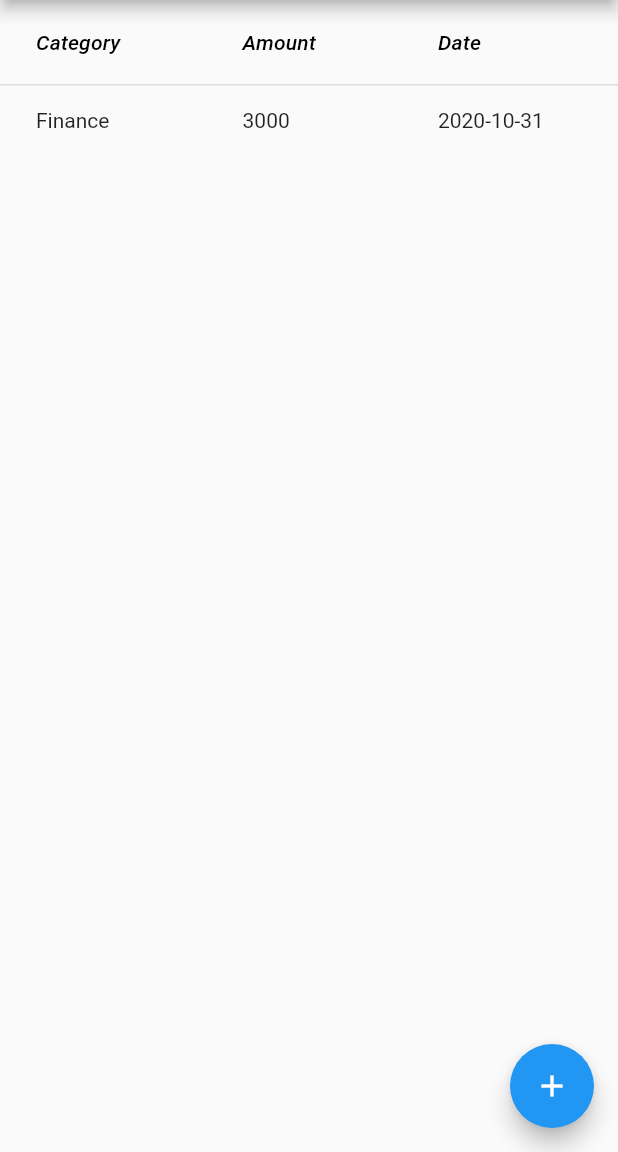
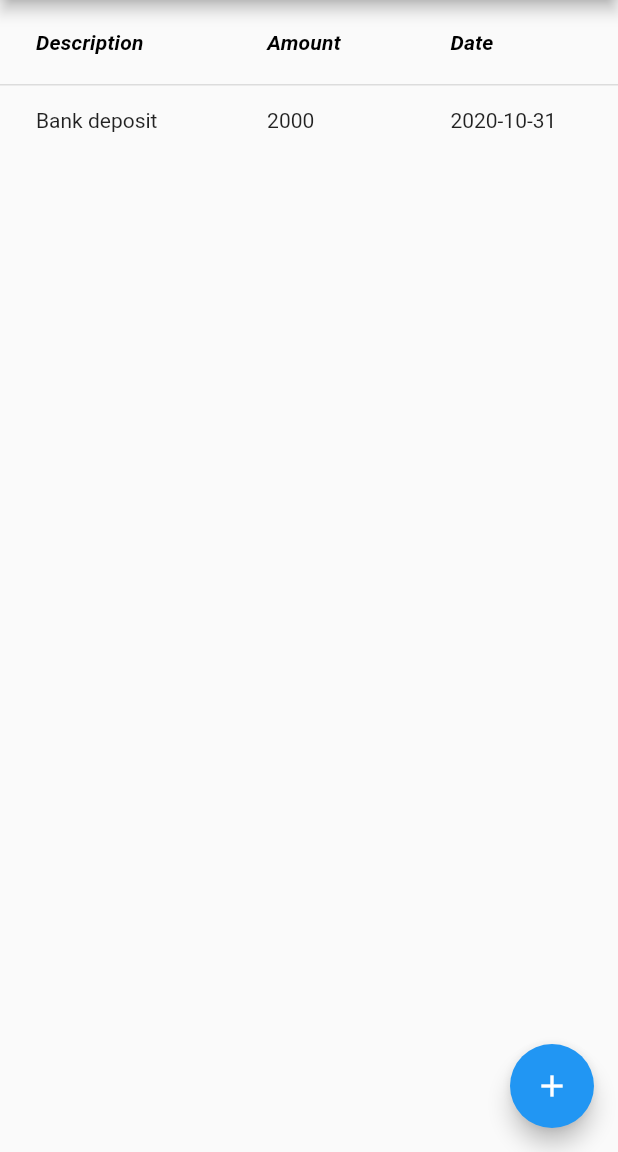
Before and after one commit to joeljohngeorge/designproject, a Flutter app: the Homepage screen opened directly, on a phone screen of 412 x 824 dp, the part 84-1236 px from its top. Run offline on Flutter 3.47's test engine with Material 2 defaults, Android fonts, the phone set to English and light mode, and no system bars; our stand-ins replace fluttertoast.

```diff
--- a/lib/screens/homepage.dart
+++ b/lib/screens/homepage.dart
@@ -38,33 +38,33 @@ class _HomepageState extends State<Homepage> {
           child: Column(
             children: [
               Container(
-                height: 2000,
+                height: 3000,
                 width: MediaQuery.of(context).size.width,
                 child: DataTable(columns: <DataColumn>[
                   DataColumn(
                     label: Text(
-                      'Category',
-                      style: TextStyle(fontStyle: FontStyle.italic),
+                      'Description',
+                      style: TextStyle(fontStyle: FontStyle.italic,fontWeight: FontWeight.bold),
                     ),
                   ),
                   DataColumn(
                     label: Text(
                       'Amount',
-                      style: TextStyle(fontStyle: FontStyle.italic),
+                      style: TextStyle(fontStyle: FontStyle.italic,fontWeight: FontWeight.bold),
                     ),
                   ),
                   DataColumn(
                     label: Text(
                       'Date',
-                      style: TextStyle(fontStyle: FontStyle.italic),
+                      style: TextStyle(fontStyle: FontStyle.italic,fontWeight: FontWeight.bold),
                     ),
                   ),
                 ],
                     //Sample data
                     rows: <DataRow>[
                       DataRow(cells: [
-                        DataCell(Text('Finance')),
-                        DataCell(Text('3000')),
+                        DataCell(Text('Bank deposit')),
+                        DataCell(Text('2000')),
                         DataCell(Text('2020-10-31')),
                       ]),
                     ]),
```
